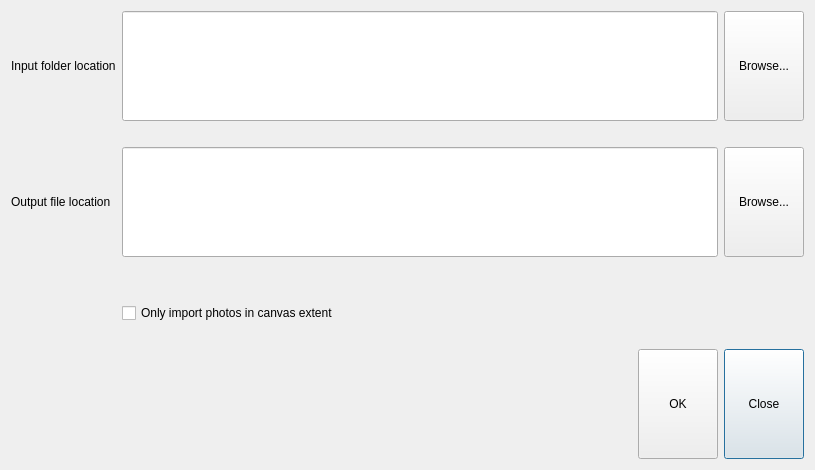
Before: the Qt Designer form ui/impphotos.ui in KIOS-Research/ImportPhotos, drawn with Qt 5.
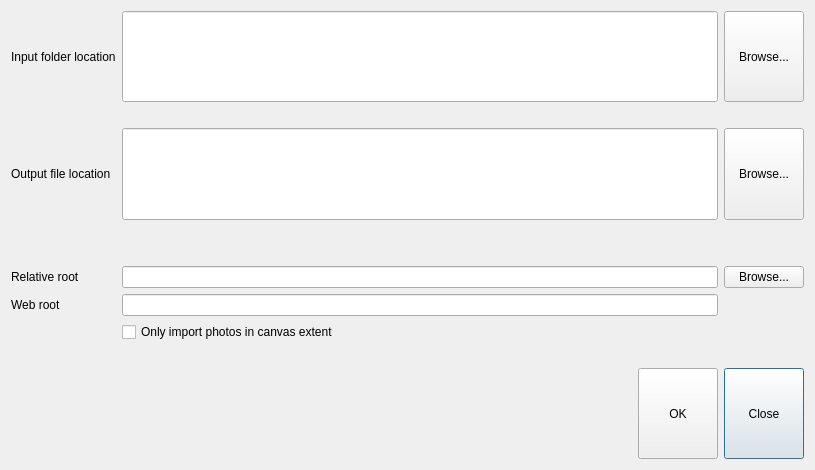
After: the same form once the commit is applied.

Commit message: Can link and fetch pictures from an url.

The edit to the form file:
```diff
--- a/ui/impphotos.ui
+++ b/ui/impphotos.ui
@@ -30,59 +30,7 @@
   </property>
   <layout class="QGridLayout" name="gridLayout_2">
    <item row="0" column="0">
-    <layout class="QGridLayout" name="gridLayout">
-     <item row="4" column="2">
-      <spacer name="horizontalSpacer_5">
-       <property name="orientation">
-        <enum>Qt::Horizontal</enum>
-       </property>
-       <property name="sizeType">
-        <enum>QSizePolicy::Preferred</enum>
-       </property>
-       <property name="sizeHint" stdset="0">
-        <size>
-         <width>40</width>
-         <height>20</height>
-        </size>
-       </property>
-      </spacer>
-     </item>
-     <item row="3" column="0">
-      <spacer name="horizontalSpacer_4">
-       <property name="orientation">
-        <enum>Qt::Horizontal</enum>
-       </property>
-       <property name="sizeType">
-        <enum>QSizePolicy::Preferred</enum>
-       </property>
-       <property name="sizeHint" stdset="0">
-        <size>
-         <width>40</width>
-         <height>20</height>
-        </size>
-       </property>
-      </spacer>
-     </item>
-     <item row="0" column="0">
-      <widget class="QLabel" name="label">
-       <property name="text">
-        <string>Input folder location</string>
-       </property>
-      </widget>
-     </item>
-     <item row="7" column="4">
-      <widget class="QPushButton" name="closebutton">
-       <property name="sizePolicy">
-        <sizepolicy hsizetype="Fixed" vsizetype="Expanding">
-         <horstretch>0</horstretch>
-         <verstretch>0</verstretch>
-        </sizepolicy>
-       </property>
-       <property name="text">
-        <string>Close</string>
-       </property>
-      </widget>
-     </item>
+    <layout class="QGridLayout" name="gridLayout" rowstretch="0,0,0,0,0,0,0,0,0,0,0,0,0,0">
      <item row="0" column="2">
       <widget class="QLineEdit" name="imp">
        <property name="sizePolicy">
@@ -93,18 +41,47 @@
        </property>
       </widget>
      </item>
-     <item row="5" column="2">
-      <widget class="QCheckBox" name="canvas_extent">
-       <property name="layoutDirection">
-        <enum>Qt::LeftToRight</enum>
+     <item row="12" column="2">
+      <spacer name="horizontalSpacer_7">
+       <property name="orientation">
+        <enum>Qt::Horizontal</enum>
        </property>
+       <property name="sizeHint" stdset="0">
+        <size>
+         <width>40</width>
+         <height>20</height>
+        </size>
+       </property>
+      </spacer>
+     </item>
+     <item row="1" column="0">
+      <spacer name="horizontalSpacer">
+       <property name="orientation">
+        <enum>Qt::Horizontal</enum>
+       </property>
+       <property name="sizeType">
+        <enum>QSizePolicy::Preferred</enum>
+       </property>
+       <property name="sizeHint" stdset="0">
+        <size>
+         <width>40</width>
+         <height>20</height>
+        </size>
+       </property>
+      </spacer>
+     </item>
+     <item row="8" column="0">
+      <widget class="QLabel" name="label_3">
        <property name="text">
-        <string>Only import photos in canvas extent</string>
+        <string>Relative root</string>
        </property>
       </widget>
      </item>
-     <item row="4" column="4">
-      <spacer name="horizontalSpacer_6">
+     <item row="8" column="2">
+      <widget class="QLineEdit" name="relativeroot"/>
+     </item>
+     <item row="1" column="2">
+      <spacer name="horizontalSpacer_2">
        <property name="orientation">
         <enum>Qt::Horizontal</enum>
        </property>
@@ -119,8 +96,31 @@
        </property>
       </spacer>
      </item>
-     <item row="3" column="2">
-      <spacer name="horizontalSpacer_10">
+     <item row="13" column="4">
+      <widget class="QPushButton" name="closebutton">
+       <property name="sizePolicy">
+        <sizepolicy hsizetype="Fixed" vsizetype="Expanding">
+         <horstretch>0</horstretch>
+         <verstretch>0</verstretch>
+        </sizepolicy>
+       </property>
+       <property name="text">
+        <string>Close</string>
+       </property>
+      </widget>
+     </item>
+     <item row="2" column="2">
+      <widget class="QLineEdit" name="out">
+       <property name="sizePolicy">
+        <sizepolicy hsizetype="Expanding" vsizetype="Expanding">
+         <horstretch>0</horstretch>
+         <verstretch>0</verstretch>
+        </sizepolicy>
+       </property>
+      </widget>
+     </item>
+     <item row="5" column="0">
+      <spacer name="horizontalSpacer_4">
        <property name="orientation">
         <enum>Qt::Horizontal</enum>
        </property>
@@ -135,7 +135,43 @@
        </property>
       </spacer>
      </item>
-     <item row="7" column="2">
+     <item row="2" column="0">
+      <widget class="QLabel" name="label_2">
+       <property name="text">
+        <string>Output file location</string>
+       </property>
+      </widget>
+     </item>
+     <item row="0" column="4">
+      <widget class="QPushButton" name="toolButtonImport">
+       <property name="sizePolicy">
+        <sizepolicy hsizetype="Fixed" vsizetype="Expanding">
+         <horstretch>0</horstretch>
+         <verstretch>0</verstretch>
+        </sizepolicy>
+       </property>
+       <property name="text">
+        <string>Browse...</string>
+       </property>
+      </widget>
+     </item>
+     <item row="1" column="4">
+      <spacer name="horizontalSpacer_3">
+       <property name="orientation">
+        <enum>Qt::Horizontal</enum>
+       </property>
+       <property name="sizeType">
+        <enum>QSizePolicy::Preferred</enum>
+       </property>
+       <property name="sizeHint" stdset="0">
+        <size>
+         <width>40</width>
+         <height>20</height>
+        </size>
+       </property>
+      </spacer>
+     </item>
+     <item row="13" column="2">
       <layout class="QHBoxLayout" name="horizontalLayout_2">
        <item>
         <spacer name="horizontalSpacer_8">
@@ -165,8 +201,8 @@
        </item>
       </layout>
      </item>
-     <item row="1" column="4">
-      <spacer name="horizontalSpacer_3">
+     <item row="5" column="4">
+      <spacer name="horizontalSpacer_11">
        <property name="orientation">
         <enum>Qt::Horizontal</enum>
        </property>
@@ -181,23 +217,36 @@
        </property>
       </spacer>
      </item>
-     <item row="0" column="4">
-      <widget class="QPushButton" name="toolButtonImport">
-       <property name="sizePolicy">
-        <sizepolicy hsizetype="Fixed" vsizetype="Expanding">
-         <horstretch>0</horstretch>
-         <verstretch>0</verstretch>
-        </sizepolicy>
+     <item row="5" column="2">
+      <spacer name="horizontalSpacer_10">
+       <property name="orientation">
+        <enum>Qt::Horizontal</enum>
        </property>
+       <property name="sizeType">
+        <enum>QSizePolicy::Preferred</enum>
+       </property>
+       <property name="sizeHint" stdset="0">
+        <size>
+         <width>40</width>
+         <height>20</height>
+        </size>
+       </property>
+      </spacer>
+     </item>
+     <item row="0" column="0">
+      <widget class="QLabel" name="label">
        <property name="text">
-        <string>Browse...</string>
+        <string>Input folder location</string>
        </property>
       </widget>
      </item>
-     <item row="2" column="0">
-      <widget class="QLabel" name="label_2">
+     <item row="11" column="2">
+      <widget class="QCheckBox" name="canvas_extent">
+       <property name="layoutDirection">
+        <enum>Qt::LeftToRight</enum>
+       </property>
        <property name="text">
-        <string>Output file location</string>
+        <string>Only import photos in canvas extent</string>
        </property>
       </widget>
      </item>
@@ -214,78 +263,24 @@
        </property>
       </widget>
      </item>
-     <item row="1" column="0">
-      <spacer name="horizontalSpacer">
-       <property name="orientation">
-        <enum>Qt::Horizontal</enum>
+     <item row="9" column="0">
+      <widget class="QLabel" name="label_4">
+       <property name="text">
+        <string>Web root</string>
        </property>
-       <property name="sizeType">
-        <enum>QSizePolicy::Preferred</enum>
-       </property>
-       <property name="sizeHint" stdset="0">
-        <size>
-         <width>40</width>
-         <height>20</height>
-        </size>
-       </property>
-      </spacer>
+      </widget>
      </item>
-     <item row="6" column="2">
-      <spacer name="horizontalSpacer_7">
-       <property name="orientation">
-        <enum>Qt::Horizontal</enum>
-       </property>
-       <property name="sizeHint" stdset="0">
-        <size>
-         <width>40</width>
-         <height>20</height>
-        </size>
-       </property>
-      </spacer>
+     <item row="9" column="2">
+      <widget class="QLineEdit" name="webroot"/>
      </item>
-     <item row="1" column="2">
-      <spacer name="horizontalSpacer_2">
-       <property name="orientation">
-        <enum>Qt::Horizontal</enum>
+     <item row="8" column="4">
+      <widget class="QPushButton" name="toolButtonRelative">
+       <property name="text">
+        <string>Browse...</string>
        </property>
-       <property name="sizeType">
-        <enum>QSizePolicy::Preferred</enum>
-       </property>
-       <property name="sizeHint" stdset="0">
-        <size>
-         <width>40</width>
-         <height>20</height>
-        </size>
-       </property>
-      </spacer>
-     </item>
-     <item row="3" column="4">
-      <spacer name="horizontalSpacer_11">
-       <property name="orientation">
-        <enum>Qt::Horizontal</enum>
-       </property>
-       <property name="sizeType">
-        <enum>QSizePolicy::Preferred</enum>
-       </property>
-       <property name="sizeHint" stdset="0">
-        <size>
-         <width>40</width>
-         <height>20</height>
-        </size>
-       </property>
-      </spacer>
-     </item>
-     <item row="2" column="2">
-      <widget class="QLineEdit" name="out">
-       <property name="sizePolicy">
-        <sizepolicy hsizetype="Expanding" vsizetype="Expanding">
-         <horstretch>0</horstretch>
-         <verstretch>0</verstretch>
-        </sizepolicy>
-       </property>
       </widget>
      </item>
-     <item row="4" column="0">
+     <item row="6" column="0">
       <spacer name="horizontalSpacer_9">
        <property name="orientation">
         <enum>Qt::Horizontal</enum>
@@ -301,6 +296,38 @@
        </property>
       </spacer>
      </item>
+     <item row="6" column="2">
+      <spacer name="horizontalSpacer_5">
+       <property name="orientation">
+        <enum>Qt::Horizontal</enum>
+       </property>
+       <property name="sizeType">
+        <enum>QSizePolicy::Preferred</enum>
+       </property>
+       <property name="sizeHint" stdset="0">
+        <size>
+         <width>40</width>
+         <height>20</height>
+        </size>
+       </property>
+      </spacer>
+     </item>
+     <item row="6" column="4">
+      <spacer name="horizontalSpacer_6">
+       <property name="orientation">
+        <enum>Qt::Horizontal</enum>
+       </property>
+       <property name="sizeType">
+        <enum>QSizePolicy::Preferred</enum>
+       </property>
+       <property name="sizeHint" stdset="0">
+        <size>
+         <width>40</width>
+         <height>20</height>
+        </size>
+       </property>
+      </spacer>
+     </item>
     </layout>
    </item>
   </layout>
```
The commit also changes 2 other files.
